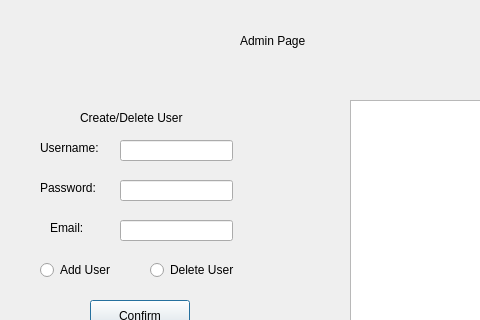
First picture: the form in Music-Manager/admin.ui, repository david-boules/Music-Playlist-Manager, before the edit; both pictures show x 0 to 480 and y 0 to 320 of the 850 by 647 pixel window.
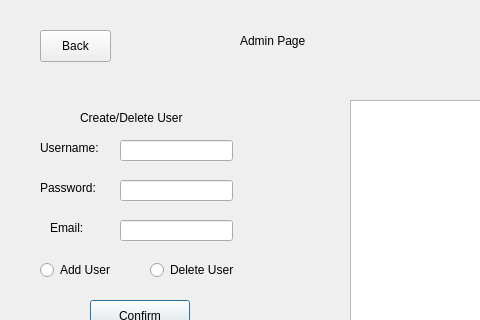
Second picture: the form after the edit.

Commit message: Added 'back' button for clean window management

Patch:
```diff
--- a/Music-Manager/admin.ui
+++ b/Music-Manager/admin.ui
@@ -183,6 +183,19 @@
     <string>Create Song</string>
    </property>
   </widget>
+  <widget class="QPushButton" name="pushButton_back">
+   <property name="geometry">
+    <rect>
+     <x>40</x>
+     <y>30</y>
+     <width>71</width>
+     <height>32</height>
+    </rect>
+   </property>
+   <property name="text">
+    <string>Back</string>
+   </property>
+  </widget>
  </widget>
  <resources/>
  <connections/>
```
The commit also changes 14 other files.
